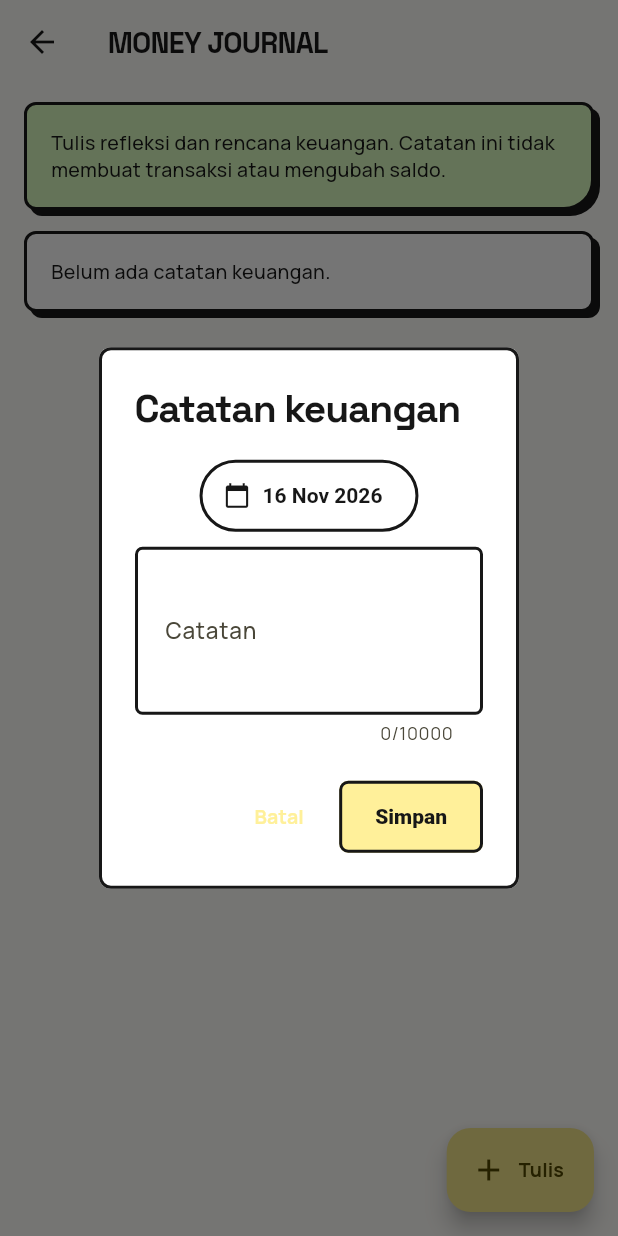
After one commit to colpad999/apk-idk, a Flutter app: the MoneyJournalPage screen opened directly, after a tap on "Tulis", on a phone screen of 412 x 824 dp. The commit adds this screen. Run offline on Flutter 3.47's test engine with Material 3 defaults, Android fonts, the phone set to English and light mode, and no system bars; our stand-ins replace drift, drift_flutter, file_picker, fl_chart, flutter_local_notifications, flutter_riverpod and 3 more; accounts and stored records are empty.

Commit message:
Add virtual jars, financial calendar and money journal
Co-authored-by: arena-agent <297053741+arena-agent@users.noreply.github.com>

```diff
--- a/lib/app/providers.dart
+++ b/lib/app/providers.dart
@@ -12,6 +12,7 @@ import '../data/savings_transaction.dart';
 import '../data/transaction_repository.dart';
 import '../data/wishlist_repository.dart';
 import '../data/saving_challenge_repository.dart';
+import '../data/money_journal_repository.dart';
 import '../services/goal_photo_storage.dart';
 import '../services/habit_notification_service.dart';
 
@@ -126,3 +127,7 @@ final savingChallengesProvider = FutureProvider<List<SavingChallenge>>((ref) asy
   await ref.watch(savingGoalsProvider.future);
   return ref.watch(savingChallengeRepositoryProvider).list();
 });
+
+final moneyJournalRepositoryProvider = Provider<MoneyJournalRepository>((ref) => MoneyJournalRepository(ref.watch(savingsDatabaseProvider)));
+final moneyJournalProvider = FutureProvider<List<MoneyJournalEntry>>((ref) => ref.watch(moneyJournalRepositoryProvider).list());
+final financialMonthProvider = FutureProvider.family<List<SavingsTransaction>, DateTime>((ref, month) => ref.watch(transactionRepositoryProvider).forMonth(month));
--- /dev/null
+++ b/lib/data/money_journal_repository.dart
@@ -0,0 +1,34 @@
+import 'package:drift/drift.dart';
+import '../core/utils/civil_date.dart';
+import 'savings_database.dart';
+
+class MoneyJournalEntry {
+  const MoneyJournalEntry({required this.id, required this.date, required this.note});
+  final int id;
+  final CivilDate date;
+  final String note;
+}
+
+class MoneyJournalRepository {
+  MoneyJournalRepository(this.database);
+  final SavingsDatabase database;
+  Future<List<MoneyJournalEntry>> list() async {
+    final rows = await database.customSelect('SELECT * FROM money_journal ORDER BY entry_date DESC, id DESC').get();
+    return rows.map((r) => MoneyJournalEntry(id: r.read<int>('id'), date: CivilDate.parse(r.read<String>('entry_date')), note: r.read<String>('note'))).toList();
+  }
+  Future<void> save({int? id, required DateTime date, required String note}) async {
+    final value = note.trim();
+    if (value.isEmpty || value.length > 10000) throw ArgumentError('Catatan wajib diisi, maksimal 10000 karakter.');
+    final key = CivilDate.from(date).key;
+    if (id == null) {
+      await database.customInsert('INSERT INTO money_journal (entry_date, note, updated_at) VALUES (?, ?, ?)', variables: [Variable.withString(key), Variable.withString(value), Variable.withInt(DateTime.now().millisecondsSinceEpoch)]);
+    } else {
+      final count = await database.customUpdate('UPDATE money_journal SET entry_date=?, note=?, updated_at=? WHERE id=?', variables: [Variable.withString(key), Variable.withString(value), Variable.withInt(DateTime.now().millisecondsSinceEpoch), Variable.withInt(id)]);
+      if (count == 0) throw StateError('Catatan tidak ditemukan.');
+    }
+  }
+  Future<void> delete(int id) async {
+    final count = await database.customUpdate('DELETE FROM money_journal WHERE id=?', variables: [Variable.withInt(id)]);
+    if (count == 0) throw StateError('Catatan tidak ditemukan.');
+  }
+}
--- a/lib/features/backup/backup_page.dart
+++ b/lib/features/backup/backup_page.dart
@@ -143,7 +143,7 @@ class _BackupPageState extends ConsumerState<BackupPage> {
         children: [
           Text('Data lokal, tetap terjaga.', style: Theme.of(context).textTheme.headlineSmall),
           const SizedBox(height: 6),
-          Text('Backup JSON tervalidasi berisi catatan keuangan, habit, check-in, counter, wishlist, challenge, jurnal, mood, pengaturan, dan foto target.',
+          Text('Backup JSON tervalidasi berisi catatan keuangan, habit, check-in, counter, wishlist, challenge, money journal, jurnal, mood, pengaturan, dan foto target.',
               style: TextStyle(color: palette.muted)),
           const SizedBox(height: 17),
           NeoCard(
--- a/lib/features/home/savings_home_page.dart
+++ b/lib/features/home/savings_home_page.dart
@@ -775,7 +775,7 @@ class _SettingsPage extends ConsumerWidget {
           NeoCard(shadow: false, child: Column(crossAxisAlignment: CrossAxisAlignment.start, children: [
             const Text('BELUM TERSEDIA', style: TextStyle(fontWeight: FontWeight.w900)),
             const SizedBox(height: 6),
-            Text('Virtual Money Jar, Financial Calendar, Money Journal, dan Recurring Expenses belum diimplementasikan.', style: TextStyle(color: palette.muted, fontSize: 12)),
+            Text('Recurring Expenses dan alarm manual-stop belum diimplementasikan.', style: TextStyle(color: palette.muted, fontSize: 12)),
           ])),
           const SizedBox(height: 13),
           Text('By Colpad ⚡',
--- /dev/null
+++ b/lib/features/money_journal/money_journal_page.dart
@@ -0,0 +1,70 @@
+import 'package:flutter/material.dart';
+import 'package:flutter_riverpod/flutter_riverpod.dart';
+import 'package:intl/intl.dart';
+import '../../app/providers.dart';
+import '../../app/theme/neo_theme.dart';
+import '../../data/money_journal_repository.dart';
+import '../../shared/neo_components.dart';
+import '../../shared/neo_feedback.dart';
+
+class MoneyJournalPage extends ConsumerStatefulWidget {
+  const MoneyJournalPage({super.key});
+  @override
+  ConsumerState<MoneyJournalPage> createState() => _MoneyJournalPageState();
+}
+class _MoneyJournalPageState extends ConsumerState<MoneyJournalPage> {
+  bool busy = false;
+  Future<void> edit([MoneyJournalEntry? entry]) async {
+    if (busy) return;
+    final text = TextEditingController(text: entry?.note ?? '');
+    var date = entry?.date.value ?? DateTime.now();
+    final result = await showDialog<(String, DateTime)>(context: context, builder: (context) => StatefulBuilder(builder: (context, update) => AlertDialog(
+      title: Text(entry == null ? 'Catatan keuangan' : 'Edit catatan'),
+      content: SingleChildScrollView(child: Column(mainAxisSize: MainAxisSize.min, children: [
+        OutlinedButton.icon(onPressed: () async {
+          final value = await showDatePicker(context: context, initialDate: date, firstDate: DateTime(2000), lastDate: DateTime(2100));
+          if (value != null) { update(() => date = value); }
+        }, icon: const Icon(Icons.calendar_today), label: Text(DateFormat('d MMM yyyy', 'id_ID').format(date))),
+        const SizedBox(height: 10),
+        TextField(controller: text, minLines: 4, maxLines: 8, maxLength: 10000, decoration: const InputDecoration(labelText: 'Catatan')),
+      ])),
+      actions: [TextButton(onPressed: () => Navigator.pop(context), child: const Text('Batal')),
+        FilledButton(onPressed: () => Navigator.pop(context, (text.text, date)), child: const Text('Simpan'))],
+    )));
+    text.dispose();
+    if (!mounted || result == null) return;
+    await run(() => ref.read(moneyJournalRepositoryProvider).save(id: entry?.id, date: result.$2, note: result.$1));
+  }
+  Future<void> run(Future<void> Function() action) async {
+    if (busy) return;
+    setState(() => busy = true);
+    try { await action(); ref.invalidate(moneyJournalProvider); }
+    catch (error) { if (mounted) { showNeoMessage(context, friendlyError(error)); } }
+    finally { if (mounted) { setState(() => busy = false); } }
+  }
+  @override
+  Widget build(BuildContext context) => Scaffold(appBar: AppBar(title: const Text('MONEY JOURNAL')),
+    floatingActionButton: FloatingActionButton.extended(onPressed: busy ? null : () => edit(), icon: const Icon(Icons.add), label: const Text('Tulis')),
+    body: ref.watch(moneyJournalProvider).when(
+      loading: () => const Center(child: CircularProgressIndicator()),
+      error: (_, __) => NeoErrorCard(onRetry: () => ref.invalidate(moneyJournalProvider)),
+      data: (entries) => ListView(padding: const EdgeInsets.fromLTRB(16, 12, 16, 100), children: [
+        NeoCard(color: NeoPalette.of(context).highlight, child: const Text('Tulis refleksi dan rencana keuangan. Catatan ini tidak membuat transaksi atau mengubah saldo.')),
+        const SizedBox(height: 14),
+        if (entries.isEmpty) const NeoCard(child: Text('Belum ada catatan keuangan.')),
+        for (final entry in entries) ...[
+          NeoCard(child: Column(crossAxisAlignment: CrossAxisAlignment.start, children: [
+            Text(DateFormat('d MMMM yyyy', 'id_ID').format(entry.date.value), style: const TextStyle(fontWeight: FontWeight.w900)),
+            const SizedBox(height: 6), Text(entry.note),
+            Wrap(spacing: 6, children: [
+              TextButton.icon(onPressed: busy ? null : () => edit(entry), icon: const Icon(Icons.edit_outlined), label: const Text('Edit')),
+              TextButton.icon(onPressed: busy ? null : () async {
+                final confirmed = await confirmNeoAction(context, title: 'Hapus catatan?', message: 'Catatan keuangan ini akan dihapus. Transaksi tetap aman.', confirmLabel: 'Hapus', destructive: true);
+                if (confirmed && context.mounted) { await run(() => ref.read(moneyJournalRepositoryProvider).delete(entry.id)); }
+              }, icon: const Icon(Icons.delete_outline), label: const Text('Hapus')),
+            ]),
+          ])), const SizedBox(height: 12),
+        ],
+      ]),
+    ));
+}
--- a/lib/features/navigation/navigation_center_page.dart
+++ b/lib/features/navigation/navigation_center_page.dart
@@ -5,6 +5,9 @@ import '../../shared/neo_components.dart';
 import '../backup/backup_page.dart';
 import '../budget/budget_page.dart';
 import '../calendar/activity_calendar_page.dart';
+import '../financial_calendar/financial_calendar_page.dart';
+import '../money_journal/money_journal_page.dart';
+import '../jars/virtual_jars_page.dart';
 import '../challenges/saving_challenges_page.dart';
 import '../settings/sound_settings_page.dart';
 import '../habits/habit_settings_page.dart';
@@ -40,15 +43,15 @@ class _NavigationCenterPageState extends State<NavigationCenterPage> {
       ('FINANCIAL', 'Income Tracker', Icons.trending_up, () => _tab(0)),
       ('FINANCIAL', 'Budget Planner', Icons.pie_chart_outline, () => _page(Scaffold(appBar: AppBar(title: const Text('BUDGET PLANNER')), body: const BudgetPage()))),
       ('FINANCIAL', 'Statistics', Icons.bar_chart, () => _tab(3)),
-      ('FINANCIAL', 'Virtual Money Jar', Icons.savings_outlined, null),
+      ('FINANCIAL', 'Virtual Money Jar', Icons.savings_outlined, () => _page(const VirtualJarsPage())),
       ('PRODUCTIVITY', 'Habit Tracker', Icons.checklist, () => _page(const HabitsPage())),
       ('PRODUCTIVITY', 'Kalender aktivitas', Icons.calendar_month, () => _page(const ActivityCalendarPage())),
       ('PRODUCTIVITY', 'Pencapaian & statistik mood', Icons.emoji_events_outlined, () => _page(const LifeInsightsPage())),
       ('PRODUCTIVITY', 'Saving Challenge', Icons.emoji_events_outlined, () => _page(const SavingChallengesPage())),
       ('PRODUCTIVITY', 'Wishlist', Icons.favorite_border, () => _page(const WishlistPage())),
-      ('PRODUCTIVITY', 'Financial Calendar', Icons.calendar_month, null),
+      ('PRODUCTIVITY', 'Financial Calendar', Icons.calendar_month, () => _page(const FinancialCalendarPage())),
       ('PRODUCTIVITY', 'Jurnal harian & mood', Icons.book_outlined, () => _page(const LifeJournalPage())),
-      ('PRODUCTIVITY', 'Money Journal', Icons.book_outlined, null),
+      ('PRODUCTIVITY', 'Money Journal', Icons.book_outlined, () => _page(const MoneyJournalPage())),
       ('PRODUCTIVITY', 'Simulasi tabungan', Icons.calculate_outlined, () => _page(const SavingsSimulatorPage())),
       ('REMINDERS', 'Alarm manual stop', Icons.alarm, null),
       ('REMINDERS', 'Pengingat habit', Icons.notifications_outlined, () => _page(const HabitsPage())),
--- a/lib/services/backup_service.dart
+++ b/lib/services/backup_service.dart
@@ -9,7 +9,7 @@ import '../data/savings_database.dart';
 import 'goal_photo_storage.dart';
 
 const backupFormat = 'colpad_savings_backup';
-const backupVersion = 6;
+const backupVersion = 7;
 const maxBackupBytes = 50 * 1024 * 1024;
 
 class BackupExport {
@@ -58,6 +58,7 @@ class BackupService {
     'habit_counter_days',
     'wishlist_items',
     'saving_challenges',
+    'money_journal',
   ];
 
   Future<BackupExport> export() async {
@@ -125,7 +126,7 @@ class BackupService {
     }
     final document = _map(decoded, 'backup');
     if (document['format'] != backupFormat ||
-        ![1, 2, 3, 4, 5, backupVersion].contains(document['version'])) {
+        ![1, 2, 3, 4, 5, 6, backupVersion].contains(document['version'])) {
       throw const FormatException('Format atau versi backup tidak didukung.');
     }
     final data = _map(document['data'], 'data');
@@ -142,6 +143,9 @@ class BackupService {
     }
     if ([1, 2, 3, 4, 5].contains(document['version'])) {
       data['saving_challenges'] = <Object?>[];
+    }
+    if ([1, 2, 3, 4, 5, 6].contains(document['version'])) {
+      data['money_journal'] = <Object?>[];
     }
     final rows = _validateData(data);
     final photos = _validatePhotos(document['photos'], rows['saving_goals']!);
@@ -208,6 +212,7 @@ class BackupService {
             ['id', 'habit_id', 'completion_date', 'created_at']);
         await _insertRows('habit_pauses', rows['habit_pauses']!,
             ['id', 'habit_id', 'start_date', 'end_date']);
+        await _insertRows('money_journal', rows['money_journal']!, ['id', 'entry_date', 'note', 'updated_at']);
         await _insertRows('saving_challenges', rows['saving_challenges']!, ['id', 'goal_id', 'name', 'target_amount', 'start_at', 'end_at']);
         await _insertRows('wishlist_items', rows['wishlist_items']!, ['id', 'name', 'price', 'note', 'purchased', 'created_at']);
         await _insertRows('habit_counters', rows['habit_counters']!, ['habit_id', 'target', 'unit']);
@@ -243,7 +248,7 @@ class BackupService {
 
   Future<void> _ensureRestoreTargetEmpty() async {
     for (final table in [
-      'savings_transactions', 'budgets', 'income_sources', 'saving_goals', 'habits', 'life_entries', 'wishlist_items', 'saving_challenges'
+      'savings_transactions', 'budgets', 'income_sources', 'saving_goals', 'habits', 'life_entries', 'wishlist_items', 'saving_challenges', 'money_journal'
     ]) {
       final count = await _database
           .customSelect('SELECT COUNT(*) AS total FROM $table')
@@ -276,6 +281,7 @@ class BackupService {
       'habit_counter_days': 500000,
       'wishlist_items': 100000,
       'saving_challenges': 100000,
+      'money_journal': 100000,
     };
     for (final table in _tables) {
       final list = _list(data[table], table);
@@ -297,6 +303,7 @@ class BackupService {
     _uniqueIds(result, 'habit_checkins');
     _uniqueIds(result, 'wishlist_items');
     _uniqueIds(result, 'saving_challenges');
+    _uniqueIds(result, 'money_journal');
 
     final transactionIds = _ids(result['savings_transactions']!);
     final goalIds = _ids(result['saving_goals']!);
@@ -422,6 +429,14 @@ class BackupService {
       if (end != null && end.isBefore(start)) {
         throw const FormatException('Rentang jeda backup tidak valid.');
       }
+    }
+    for (final row in result['money_journal']!) {
+      _date(row['entry_date']);
+      final note = _string(row['note'], empty: false);
+      if (note.trim().isEmpty || note.length > 10000) {
+        throw const FormatException('Catatan keuangan backup tidak valid.');
+      }
+      _integer(row['updated_at'], 'updated_at');
     }
     for (final row in result['saving_challenges']!) {
       final name = _string(row['name'], empty: false);
```
Also changed, not shown: lib/data/savings_database.dart (+15 -1 lines), lib/data/transaction_repository.dart (+11 -0 lines), lib/features/financial_calendar/financial_calendar_page.dart (added, +76 -0 lines), lib/features/jars/virtual_jars_page.dart (added, +17 -0 lines), 3 other files.
